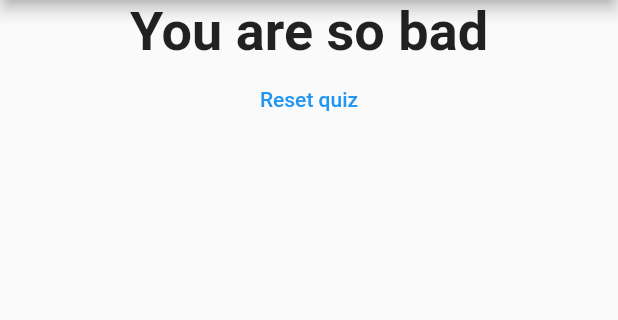
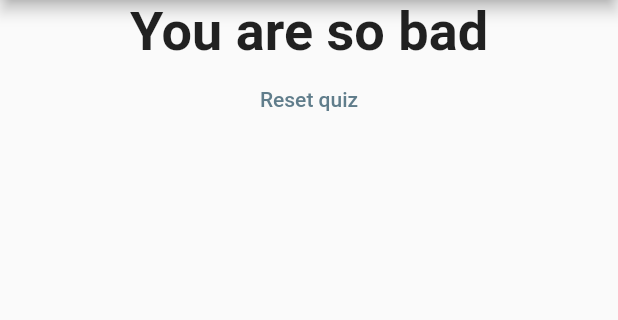
Before and after one commit to bahrie127/course_flutter_udemy_quiz_app, a Flutter app: the screen it shows after launch, after a tap on "Black", after a tap on "Elephant", after a tap on "Fast and Furious", on a phone screen of 412 x 824 dp, the part 84-404 px from its top. Run offline on Flutter 3.47's test engine with Material 2 defaults, Android fonts, the phone set to English and light mode, and no system bars.

Commit message:
New button widget flutter 2

```diff
--- a/lib/answer.dart
+++ b/lib/answer.dart
@@ -10,10 +10,12 @@ class Answer extends StatelessWidget {
   Widget build(BuildContext context) {
     return Container(
       width: double.infinity,
-      child: RaisedButton(
+      child: ElevatedButton(
         onPressed: selectHundler,
-        color: Colors.blue,
-        textColor: Colors.white,
+        style: ElevatedButton.styleFrom(
+          primary: Colors.lightBlue,
+          onPrimary: Colors.white,
+        ),
         child: Text(answerText),
       ),
     );
--- a/lib/result.dart
+++ b/lib/result.dart
@@ -30,9 +30,11 @@ class Result extends StatelessWidget {
             resultPhrase,
             style: TextStyle(fontSize: 36, fontWeight: FontWeight.bold),
           ),
-          FlatButton(
+          TextButton(
               onPressed: resetHandler,
-              textColor: Colors.blue,
+              style: TextButton.styleFrom(
+                primary: Colors.blueGrey,
+              ),
               child: Text('Reset quiz')),
         ],
       ),
```
